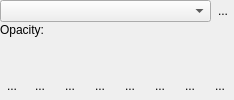
This is krita/plugins/extensions/dockers/defaultdockers/wdglayerbox.ui in KDE/krita as Qt 5 draws it before an edit. The edited form follows.
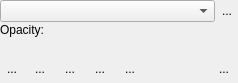
This is the edited form. Custom widgets are drawn as their Qt base class.

Commit message:
Remove Mode Left/Right buttons
They are not functional anymore since adding layers to a group can
be done via usual Up/Down actions

Ref T105

Patch:
```diff
--- a/krita/plugins/extensions/dockers/defaultdockers/wdglayerbox.ui
+++ b/krita/plugins/extensions/dockers/defaultdockers/wdglayerbox.ui
@@ -2,6 +2,14 @@
 <ui version="4.0">
  <class>WdgLayerBox</class>
  <widget class="QWidget" name="WdgLayerBox">
+  <property name="geometry">
+   <rect>
+    <x>0</x>
+    <y>0</y>
+    <width>238</width>
+    <height>83</height>
+   </rect>
+  </property>
   <layout class="QVBoxLayout" name="verticalLayout">
    <property name="spacing">
     <number>1</number>
@@ -126,7 +134,7 @@
     </layout>
    </item>
    <item>
-    <layout class="QHBoxLayout" name="hbox1" stretch="0,0,0,0,0,0,0,1,0">
+    <layout class="QHBoxLayout" name="hbox1" stretch="0,0,0,0,0,1,0">
      <property name="spacing">
       <number>2</number>
      </property>
@@ -230,56 +238,6 @@
        </property>
       </widget>
      </item>
-     <item>
-      <widget class="QToolButton" name="bnLeft">
-       <property name="minimumSize">
-        <size>
-         <width>28</width>
-         <height>28</height>
-        </size>
-       </property>
-       <property name="toolTip">
-        <string>Move layer out of group</string>
-       </property>
-       <property name="text">
-        <string>...</string>
-       </property>
-       <property name="iconSize">
-        <size>
-         <width>22</width>
-         <height>22</height>
-        </size>
-       </property>
-       <property name="autoRaise">
-        <bool>true</bool>
-       </property>
-      </widget>
-     </item>
-     <item>
-      <widget class="QToolButton" name="bnRight">
-       <property name="minimumSize">
-        <size>
-         <width>28</width>
-         <height>28</height>
-        </size>
-       </property>
-       <property name="toolTip">
-        <string>Move layer into group</string>
-       </property>
-       <property name="text">
-        <string>...</string>
-       </property>
-       <property name="iconSize">
-        <size>
-         <width>22</width>
-         <height>22</height>
-        </size>
-       </property>
-       <property name="autoRaise">
-        <bool>true</bool>
-       </property>
-      </widget>
-     </item>
      <item>
       <widget class="QToolButton" name="bnProperties">
        <property name="minimumSize">
```
Left out of the diff: 6 changed lines with no effect on the pictures. The commit also changes 3 other files.
